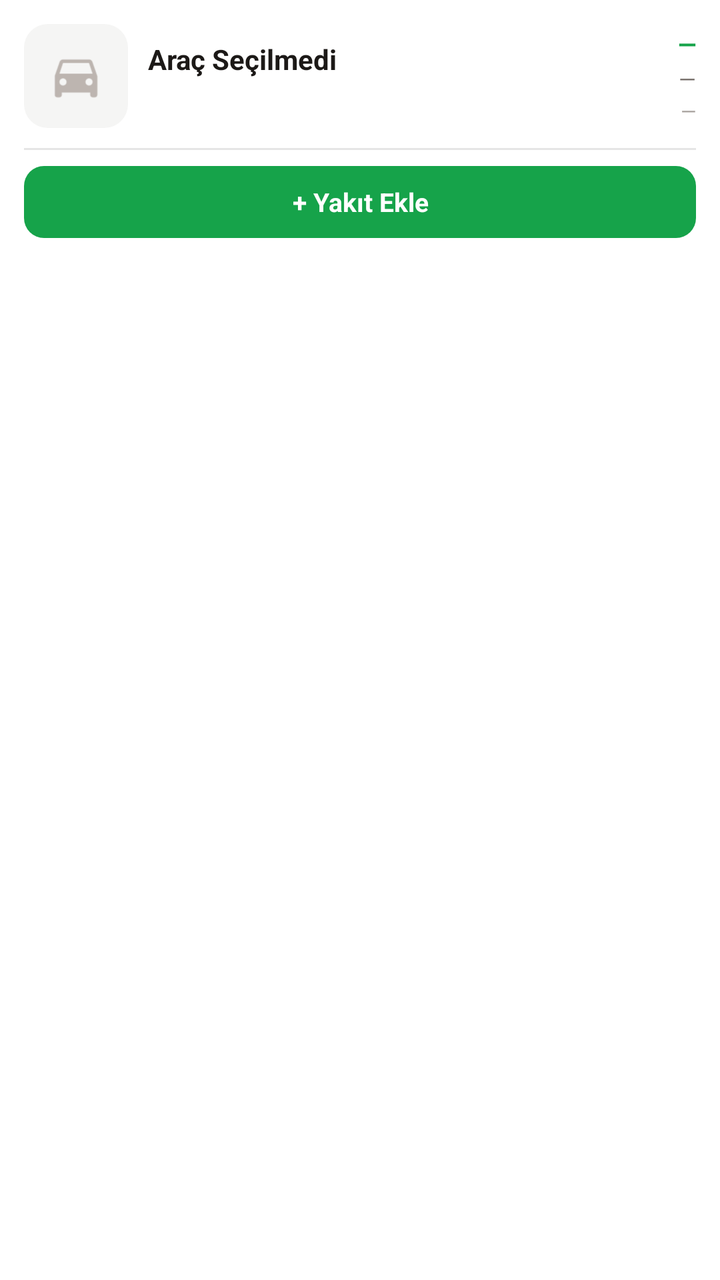
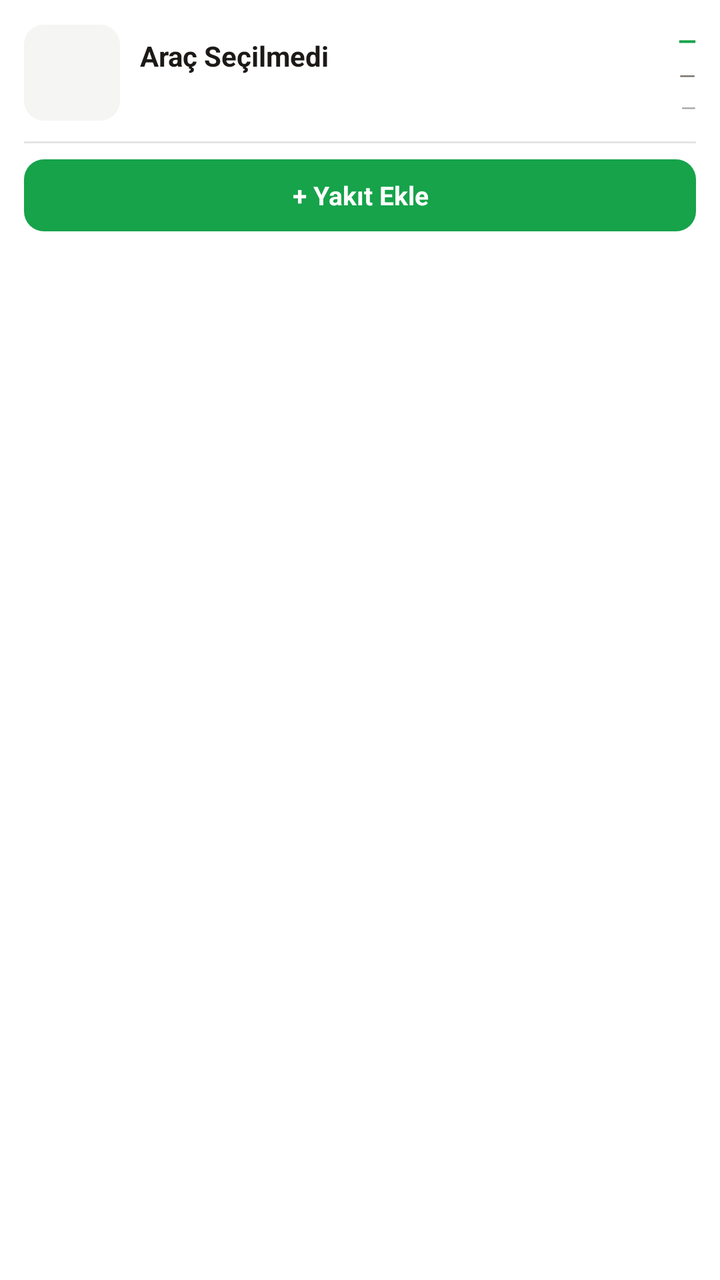

Two renders of the same Android screen: before a commit and after it. Below are the layout's source before the change and the commit's diff.
<!-- AndroidManifest.xml: fallback theme Theme.MaterialComponents.DayNight.NoActionBar -->
<!-- res/layout/fuel_widget_layout.xml -->
<?xml version="1.0" encoding="utf-8"?>
<LinearLayout xmlns:android="http://schemas.android.com/apk/res/android"
    android:layout_width="match_parent"
    android:layout_height="wrap_content"
    android:background="@drawable/widget_card_bg"
    android:orientation="vertical"
    android:padding="12dp">

    
    <LinearLayout
        android:layout_width="match_parent"
        android:layout_height="wrap_content"
        android:gravity="center_vertical"
        android:orientation="horizontal">

        
        <ImageView
            android:id="@+id/iv_vehicle_thumb"
            android:layout_width="52dp"
            android:layout_height="52dp"
            android:contentDescription="Araç"
            android:scaleType="centerCrop"
            android:src="@drawable/ic_car_placeholder" />

        
        <LinearLayout
            android:layout_width="0dp"
            android:layout_height="wrap_content"
            android:layout_marginStart="10dp"
            android:layout_weight="1"
            android:orientation="vertical">

            <TextView
                android:id="@+id/tv_vehicle_name"
                android:layout_width="wrap_content"
                android:layout_height="wrap_content"
                android:ellipsize="end"
                android:maxLines="1"
                android:text="Araç Seçilmedi"
                android:textColor="#1C1917"
                android:textSize="14sp"
                android:textStyle="bold" />

            <TextView
                android:id="@+id/tv_fuel_type"
                android:layout_width="wrap_content"
                android:layout_height="wrap_content"
                android:layout_marginTop="2dp"
                android:text=""
                android:textColor="#78716C"
                android:textSize="11sp" />
        </LinearLayout>

        
        <LinearLayout
            android:layout_width="wrap_content"
            android:layout_height="wrap_content"
            android:gravity="end"
            android:orientation="vertical">

            <TextView
                android:id="@+id/tv_cost_per_km"
                android:layout_width="wrap_content"
                android:layout_height="wrap_content"
                android:gravity="end"
                android:text="—"
                android:textColor="#16A34A"
                android:textSize="12sp"
                android:textStyle="bold" />

            <TextView
                android:id="@+id/tv_liters_per100"
                android:layout_width="wrap_content"
                android:layout_height="wrap_content"
                android:layout_marginTop="2dp"
                android:gravity="end"
                android:text="—"
                android:textColor="#78716C"
                android:textSize="11sp" />

            <TextView
                android:id="@+id/tv_total_km"
                android:layout_width="wrap_content"
                android:layout_height="wrap_content"
                android:layout_marginTop="2dp"
                android:gravity="end"
                android:text="—"
                android:textColor="#A8A29E"
                android:textSize="10sp" />
        </LinearLayout>
    </LinearLayout>

    
    <View
        android:layout_width="match_parent"
        android:layout_height="1dp"
        android:layout_marginBottom="8dp"
        android:layout_marginTop="10dp"
        android:background="#1A000000" />

    
    <TextView
        android:id="@+id/btn_add_fuel"
        android:layout_width="match_parent"
        android:layout_height="36dp"
        android:background="@drawable/widget_btn_bg"
        android:gravity="center"
        android:text="+ Yakıt Ekle"
        android:textColor="@android:color/white"
        android:textSize="13sp"
        android:textStyle="bold" />

</LinearLayout>
<!-- resources referenced by this layout -->
<resources>
  <!-- drawable ic_car_placeholder (drawable) -->
  <?xml version="1.0" encoding="utf-8"?>
  <layer-list xmlns:android="http://schemas.android.com/apk/res/android">
      <item
          android:drawable="@drawable/widget_thumb_bg" />
      <item
          android:top="10dp"
          android:bottom="10dp"
          android:left="10dp"
          android:right="10dp">
          <vector
              android:width="24dp"
              android:height="24dp"
              android:viewportWidth="24"
              android:viewportHeight="24">
              <path
                  android:fillColor="#BDB5B0"
                  android:pathData="M18.92,6.01C18.72,5.42,18.16,5,17.5,5h-11c-0.66,0,-1.21,0.42,-1.42,1.01L3,12v8c0,0.55,0.45,1,1,1h1c0.55,0,1,-0.45,1,-1v-1h12v1c0,0.55,0.45,1,1,1h1c0.55,0,1,-0.45,1,-1v-8l-2.08,-5.99zM6.5,16c-0.83,0,-1.5,-0.67,-1.5,-1.5S5.67,13,6.5,13,8,13.67,8,14.5,7.33,16,6.5,16zM17.5,16c-0.83,0,-1.5,-0.67,-1.5,-1.5s0.67,-1.5,1.5,-1.5,1.5,0.67,1.5,1.5-0.67,1.5-1.5,1.5zM5,11l1.5,-4.5h11L19,11H5z" />
          </vector>
      </item>
  </layer-list>
  <!-- drawable widget_btn_bg (drawable) -->
  <?xml version="1.0" encoding="utf-8"?>
  <shape xmlns:android="http://schemas.android.com/apk/res/android"
      android:shape="rectangle">
      <corners android:radius="10dp" />
      <solid android:color="#16A34A" />
  </shape>
  <!-- drawable widget_card_bg (drawable) -->
  <?xml version="1.0" encoding="utf-8"?>
  <shape xmlns:android="http://schemas.android.com/apk/res/android"
      android:shape="rectangle">
      <corners android:radius="16dp" />
      <solid android:color="#FFFFFF" />
  </shape>
  <!-- drawable widget_thumb_bg (drawable) -->
  <?xml version="1.0" encoding="utf-8"?>
  <shape xmlns:android="http://schemas.android.com/apk/res/android"
      android:shape="rectangle">
      <corners android:radius="10dp" />
      <solid android:color="#F5F5F4" />
  </shape>
</resources>

<!-- the commit's change to res/layout/fuel_widget_layout.xml (unified diff, before → after) -->
@@ -16,11 +16,11 @@
         
         <ImageView
             android:id="@+id/iv_vehicle_thumb"
-            android:layout_width="52dp"
-            android:layout_height="52dp"
+            android:layout_width="48dp"
+            android:layout_height="48dp"
             android:contentDescription="Araç"
-            android:scaleType="centerCrop"
-            android:src="@drawable/ic_car_placeholder" />
+            android:background="@drawable/widget_thumb_bg"
+            android:scaleType="centerCrop" />
 
         
         <LinearLayout
@@ -94,8 +94,8 @@
     <View
         android:layout_width="match_parent"
         android:layout_height="1dp"
+        android:layout_marginTop="10dp"
         android:layout_marginBottom="8dp"
-        android:layout_marginTop="10dp"
         android:background="#1A000000" />
 
     
<!-- resource entries referenced after the edit -->
@@ -1,26 +1,5 @@
 <!-- resources referenced by this layout -->
 <resources>
-  <!-- drawable ic_car_placeholder (drawable) -->
-  <?xml version="1.0" encoding="utf-8"?>
-  <layer-list xmlns:android="http://schemas.android.com/apk/res/android">
-      <item
-          android:drawable="@drawable/widget_thumb_bg" />
-      <item
-          android:top="10dp"
-          android:bottom="10dp"
-          android:left="10dp"
-          android:right="10dp">
-          <vector
-              android:width="24dp"
-              android:height="24dp"
-              android:viewportWidth="24"
-              android:viewportHeight="24">
-              <path
-                  android:fillColor="#BDB5B0"
-                  android:pathData="M18.92,6.01C18.72,5.42,18.16,5,17.5,5h-11c-0.66,0,-1.21,0.42,-1.42,1.01L3,12v8c0,0.55,0.45,1,1,1h1c0.55,0,1,-0.45,1,-1v-1h12v1c0,0.55,0.45,1,1,1h1c0.55,0,1,-0.45,1,-1v-8l-2.08,-5.99zM6.5,16c-0.83,0,-1.5,-0.67,-1.5,-1.5S5.67,13,6.5,13,8,13.67,8,14.5,7.33,16,6.5,16zM17.5,16c-0.83,0,-1.5,-0.67,-1.5,-1.5s0.67,-1.5,1.5,-1.5,1.5,0.67,1.5,1.5-0.67,1.5-1.5,1.5zM5,11l1.5,-4.5h11L19,11H5z" />
-          </vector>
-      </item>
-  </layer-list>
   <!-- drawable widget_btn_bg (drawable) -->
   <?xml version="1.0" encoding="utf-8"?>
   <shape xmlns:android="http://schemas.android.com/apk/res/android"
